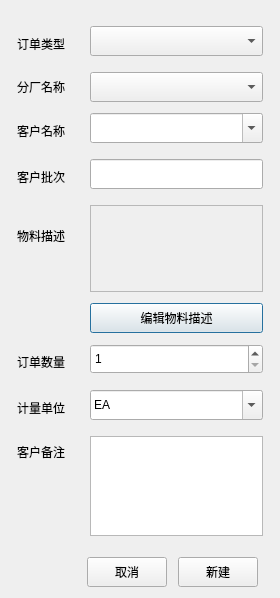
Old version of the form Qt/ERP/dialogneworder.ui in the repository superp2017/NTERP.
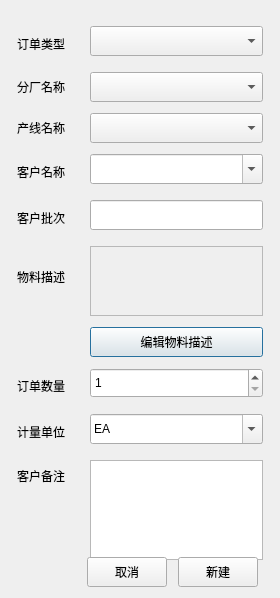
New version of the form.

Diff of the .ui file:
```diff
--- a/Qt/ERP/dialogneworder.ui
+++ b/Qt/ERP/dialogneworder.ui
@@ -81,7 +81,7 @@
        </property>
       </widget>
      </item>
-     <item row="2" column="0">
+     <item row="3" column="0">
       <widget class="QLabel" name="label">
        <property name="minimumSize">
         <size>
@@ -97,7 +97,7 @@
        </property>
       </widget>
      </item>
-     <item row="2" column="1">
+     <item row="3" column="1">
       <widget class="QComboBox" name="comboBox_customerName">
        <property name="minimumSize">
         <size>
@@ -110,7 +110,7 @@
        </property>
       </widget>
      </item>
-     <item row="3" column="0">
+     <item row="4" column="0">
       <widget class="QLabel" name="label_2">
        <property name="minimumSize">
         <size>
@@ -126,7 +126,7 @@
        </property>
       </widget>
      </item>
-     <item row="4" column="0">
+     <item row="5" column="0">
       <widget class="QLabel" name="label_5">
        <property name="minimumSize">
         <size>
@@ -142,14 +142,14 @@
        </property>
       </widget>
      </item>
-     <item row="4" column="1">
+     <item row="5" column="1">
       <widget class="QTextEdit" name="lineEdit_MaterielDes">
        <property name="enabled">
         <bool>false</bool>
        </property>
       </widget>
      </item>
-     <item row="5" column="1">
+     <item row="6" column="1">
       <widget class="QPushButton" name="pushButton_edit_des">
        <property name="minimumSize">
         <size>
@@ -171,7 +171,7 @@
        </property>
       </widget>
      </item>
-     <item row="6" column="0">
+     <item row="7" column="0">
       <widget class="QLabel" name="label_4">
        <property name="minimumSize">
         <size>
@@ -187,7 +187,7 @@
        </property>
       </widget>
      </item>
-     <item row="6" column="1">
+     <item row="7" column="1">
       <widget class="QSpinBox" name="spinBox_num">
        <property name="minimumSize">
         <size>
@@ -203,7 +203,7 @@
        </property>
       </widget>
      </item>
-     <item row="7" column="0">
+     <item row="8" column="0">
       <widget class="QLabel" name="label_6">
        <property name="minimumSize">
         <size>
@@ -219,7 +219,7 @@
        </property>
       </widget>
      </item>
-     <item row="7" column="1">
+     <item row="8" column="1">
       <widget class="QComboBox" name="comboBox_unit">
        <property name="minimumSize">
         <size>
@@ -242,7 +242,7 @@
        </item>
       </widget>
      </item>
-     <item row="8" column="0">
+     <item row="9" column="0">
       <widget class="QLabel" name="label_7">
        <property name="text">
         <string>客户备注</string>
@@ -252,7 +252,7 @@
        </property>
       </widget>
      </item>
-     <item row="8" column="1">
+     <item row="9" column="1">
       <widget class="QTextEdit" name="textEdit_custom_note">
        <property name="minimumSize">
         <size>
@@ -288,7 +288,7 @@
        </property>
       </widget>
      </item>
-     <item row="3" column="1">
+     <item row="4" column="1">
       <widget class="QLineEdit" name="lineEdit_custombatch">
        <property name="minimumSize">
         <size>
@@ -298,6 +298,29 @@
        </property>
       </widget>
      </item>
+     <item row="2" column="1">
+      <widget class="QComboBox" name="comboBox_productionLine">
+       <property name="minimumSize">
+        <size>
+         <width>0</width>
+         <height>30</height>
+        </size>
+       </property>
+      </widget>
+     </item>
+     <item row="2" column="0">
+      <widget class="QLabel" name="label_9">
+       <property name="minimumSize">
+        <size>
+         <width>0</width>
+         <height>30</height>
+        </size>
+       </property>
+       <property name="text">
+        <string>产线名称</string>
+       </property>
+      </widget>
+     </item>
     </layout>
    </item>
    <item>
```
